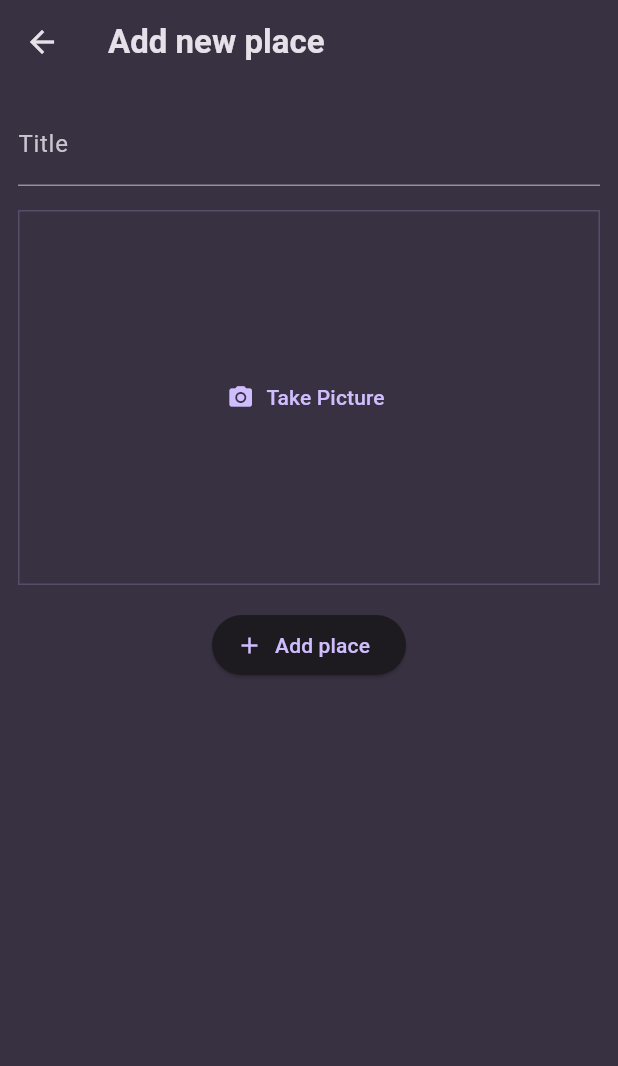
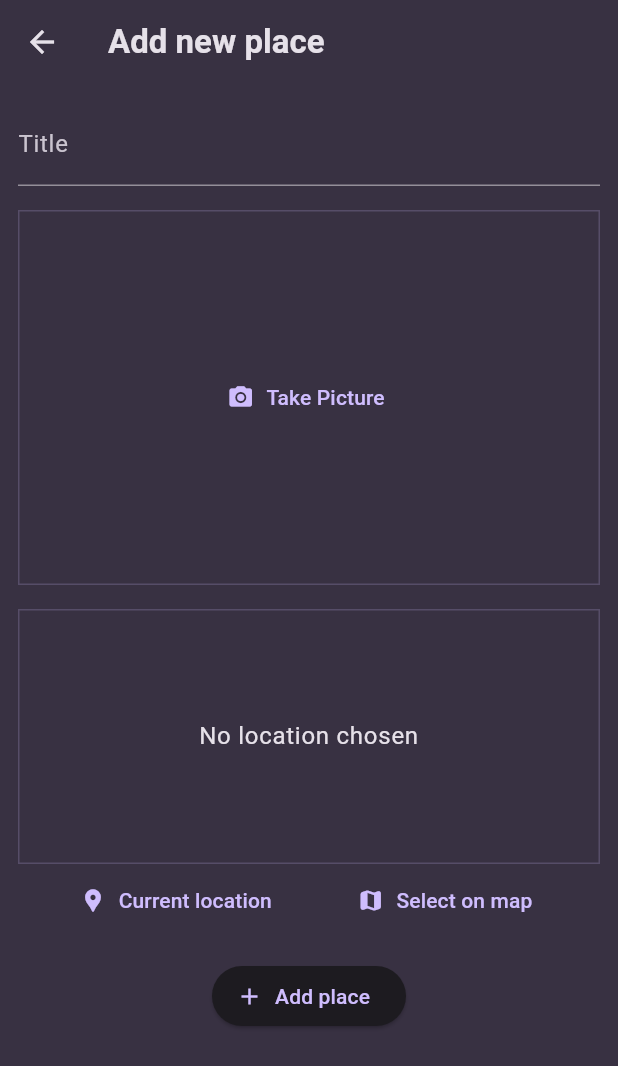
Before and after one commit to JuaniV2002/favorite_places_app, a Flutter app: the screen it shows after launch, after a tap on the "add" icon, on a phone screen of 412 x 824 dp. Shown: the top 1066 px of the screen. Run offline on Flutter 3.47's test engine with Material 3 defaults, Android fonts, the phone set to English and light mode, and no system bars; our stand-ins replace flutter_riverpod, google_fonts, image_picker; missing offline and left inert: dart:js_interop.

Commit message:
location package installed and new layout on add place screen

```diff
--- a/lib/screens/add_place.dart
+++ b/lib/screens/add_place.dart
@@ -1,9 +1,10 @@
 import 'dart:io';
 
+import 'package:flutter/material.dart';
+
+import 'package:flutter_riverpod/flutter_riverpod.dart';
 import 'package:favorite_places_app/widgets/image_input.dart';
-import 'package:flutter/material.dart';
-import 'package:flutter_riverpod/flutter_riverpod.dart';
-
+import 'package:favorite_places_app/widgets/location_input.dart';
 import 'package:favorite_places_app/providers/user_places.dart';
 
 class AddPlaceScreen extends ConsumerStatefulWidget {
@@ -61,6 +62,8 @@ class _AddPlaceScreenState extends ConsumerState<AddPlaceScreen> {
               },
             ),
             const SizedBox(height: 16),
+            LocationInput(),
+            const SizedBox(height: 16),
             ElevatedButton.icon(
               onPressed: _savePlace,
               icon: const Icon(Icons.add),
--- a/lib/screens/places.dart
+++ b/lib/screens/places.dart
@@ -28,8 +28,11 @@ class PlacesScreen extends ConsumerWidget {
           ),
         ],
       ),
-      body: PlacesList(
-        places: userPlaces,
+      body: Padding(
+        padding: const EdgeInsets.all(8.0),
+        child: PlacesList(
+          places: userPlaces,
+        ),
       ),
     );
   }
--- a/lib/screens/places_detail.dart
+++ b/lib/screens/places_detail.dart
@@ -18,13 +18,15 @@ class PlacesDetailScreen extends StatelessWidget {
               ),
         ),
       ),
-      body: Center(
-        child: Text(
-          place.title,
-          style: Theme.of(context).textTheme.bodyLarge!.copyWith(
-                color: Theme.of(context).colorScheme.onSurface,
-              ),
-        ),
+      body: Stack(
+        children: [
+          Image.file(
+            place.image,
+            width: double.infinity,
+            height: double.infinity,
+            fit: BoxFit.cover,
+          ),
+        ],
       ),
     );
   }
--- /dev/null
+++ b/lib/widgets/location_input.dart
@@ -0,0 +1,53 @@
+import 'dart:js_interop';
+
+import 'package:flutter/material.dart';
+
+class LocationInput extends StatefulWidget {
+  const LocationInput({super.key});
+
+  @override
+  State<LocationInput> createState() => _LocationInputState();
+}
+
+class _LocationInputState extends State<LocationInput> {
+  @override
+  Widget build(BuildContext context) {
+    return Column(
+      children: [
+        Container(
+          height: 170,
+          width: double.infinity,
+          alignment: Alignment.center,
+          decoration: BoxDecoration(
+            border: Border.all(
+              width: 1,
+              color: Theme.of(context).colorScheme.primary.withOpacity(0.2),
+            ),
+          ),
+          child: Text(
+            'No location chosen',
+            textAlign: TextAlign.center,
+            style: Theme.of(context).textTheme.bodyLarge!.copyWith(
+                  color: Theme.of(context).colorScheme.onSurface,
+                )
+          ),
+        ),
+        Row(
+          mainAxisAlignment: MainAxisAlignment.spaceEvenly,
+          children: [
+            TextButton.icon(
+              icon: const Icon(Icons.location_pin),
+              label: const Text('Current location'),
+              onPressed: () {},
+            ),
+            TextButton.icon(
+              icon: const Icon(Icons.map_rounded),
+              label: const Text('Select on map'),
+              onPressed: () {},
+            ),
+          ],
+        ),
+      ],
+    );
+  }
+}
--- a/lib/widgets/places_list.dart
+++ b/lib/widgets/places_list.dart
@@ -24,6 +24,10 @@ class PlacesList extends StatelessWidget {
     return ListView.builder(
       itemCount: places.length,
       itemBuilder: (ctx, index) => ListTile(
+        leading: CircleAvatar(
+          radius: 26,
+          backgroundImage: FileImage(places[index].image),
+        ),
         title: Text(
           places[index].title,
           style: Theme.of(context).textTheme.titleMedium!.copyWith(
--- a/pubspec.yaml
+++ b/pubspec.yaml
@@ -39,6 +39,7 @@ dependencies:
   uuid: ^4.4.0
   flutter_riverpod: ^2.5.1
   image_picker: ^1.1.2
+  location: ^6.0.2
 
 dev_dependencies:
   flutter_test:
```
Also changed, not shown: pubspec.lock.
